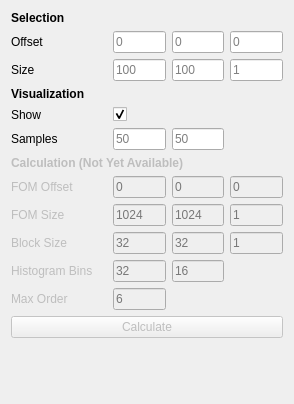
Above: include/ui/plugins/fdm_toolbox.ui from VRGroupRWTH/pli_view before the change. Below: the same form after it.
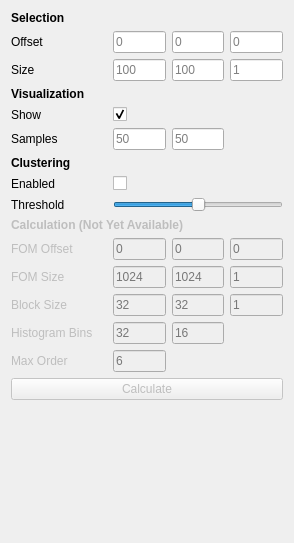
That is the form after the change.

The edit to the form file:
```diff
--- a/include/ui/plugins/fdm_toolbox.ui
+++ b/include/ui/plugins/fdm_toolbox.ui
@@ -7,49 +7,39 @@
     <x>0</x>
     <y>0</y>
     <width>294</width>
-    <height>404</height>
+    <height>543</height>
    </rect>
   </property>
   <property name="windowTitle">
    <string>Fiber Distribution Map Toolbox</string>
   </property>
   <layout class="QGridLayout" name="gridLayout">
-   <item row="9" column="3">
-    <widget class="QLineEdit" name="line_edit_block_size_z">
-     <property name="enabled">
-      <bool>false</bool>
-     </property>
+   <item row="0" column="0">
+    <widget class="QLabel" name="label_subset">
      <property name="sizePolicy">
       <sizepolicy hsizetype="Expanding" vsizetype="Fixed">
        <horstretch>1</horstretch>
        <verstretch>0</verstretch>
       </sizepolicy>
      </property>
+     <property name="font">
+      <font>
+       <weight>75</weight>
+       <bold>true</bold>
+      </font>
+     </property>
      <property name="text">
-      <string/>
+      <string>Selection</string>
      </property>
      <property name="alignment">
-      <set>Qt::AlignLeading|Qt::AlignLeft|Qt::AlignVCenter</set>
+      <set>Qt::AlignLeading|Qt::AlignLeft|Qt::AlignTop</set>
      </property>
-     <property name="placeholderText">
-      <string>1</string>
-     </property>
     </widget>
    </item>
-   <item row="4" column="0">
-    <widget class="QLabel" name="label_show">
+   <item row="1" column="0">
+    <widget class="QLabel" name="label_offset">
      <property name="text">
-      <string>Show</string>
-     </property>
-    </widget>
-   </item>
-   <item row="7" column="0">
-    <widget class="QLabel" name="label_fom_offset">
-     <property name="enabled">
-      <bool>false</bool>
-     </property>
-     <property name="text">
-      <string>FOM Offset</string>
+      <string>Offset</string>
      </property>
     </widget>
    </item>
@@ -72,25 +62,41 @@
      </property>
     </widget>
    </item>
-   <item row="3" column="0">
-    <widget class="QLabel" name="label_visualization">
+   <item row="1" column="2">
+    <widget class="QLineEdit" name="line_edit_offset_y">
      <property name="sizePolicy">
       <sizepolicy hsizetype="Expanding" vsizetype="Fixed">
        <horstretch>1</horstretch>
        <verstretch>0</verstretch>
       </sizepolicy>
      </property>
-     <property name="font">
-      <font>
-       <weight>75</weight>
-       <bold>true</bold>
-      </font>
+     <property name="text">
+      <string/>
      </property>
+     <property name="alignment">
+      <set>Qt::AlignLeading|Qt::AlignLeft|Qt::AlignVCenter</set>
+     </property>
+     <property name="placeholderText">
+      <string>0</string>
+     </property>
+    </widget>
+   </item>
+   <item row="1" column="3">
+    <widget class="QLineEdit" name="line_edit_offset_z">
+     <property name="sizePolicy">
+      <sizepolicy hsizetype="Expanding" vsizetype="Fixed">
+       <horstretch>1</horstretch>
+       <verstretch>0</verstretch>
+      </sizepolicy>
+     </property>
      <property name="text">
-      <string>Visualization</string>
+      <string/>
      </property>
      <property name="alignment">
-      <set>Qt::AlignLeading|Qt::AlignLeft|Qt::AlignTop</set>
+      <set>Qt::AlignLeading|Qt::AlignLeft|Qt::AlignVCenter</set>
+     </property>
+     <property name="placeholderText">
+      <string>0</string>
      </property>
     </widget>
    </item>
@@ -101,21 +107,27 @@
      </property>
     </widget>
    </item>
-   <item row="8" column="0">
-    <widget class="QLabel" name="label_fom_size">
-     <property name="enabled">
-      <bool>false</bool>
+   <item row="2" column="1">
+    <widget class="QLineEdit" name="line_edit_size_x">
+     <property name="sizePolicy">
+      <sizepolicy hsizetype="Expanding" vsizetype="Fixed">
+       <horstretch>1</horstretch>
+       <verstretch>0</verstretch>
+      </sizepolicy>
      </property>
      <property name="text">
-      <string>FOM Size</string>
+      <string/>
      </property>
+     <property name="alignment">
+      <set>Qt::AlignLeading|Qt::AlignLeft|Qt::AlignVCenter</set>
+     </property>
+     <property name="placeholderText">
+      <string>100</string>
+     </property>
     </widget>
    </item>
-   <item row="5" column="2">
-    <widget class="QLineEdit" name="line_edit_samples_y">
-     <property name="enabled">
-      <bool>true</bool>
-     </property>
+   <item row="2" column="2">
+    <widget class="QLineEdit" name="line_edit_size_y">
      <property name="sizePolicy">
       <sizepolicy hsizetype="Expanding" vsizetype="Fixed">
        <horstretch>1</horstretch>
@@ -129,15 +141,12 @@
       <set>Qt::AlignLeading|Qt::AlignLeft|Qt::AlignVCenter</set>
      </property>
      <property name="placeholderText">
-      <string>50</string>
+      <string>100</string>
      </property>
     </widget>
    </item>
-   <item row="5" column="1">
-    <widget class="QLineEdit" name="line_edit_samples_x">
-     <property name="enabled">
-      <bool>true</bool>
-     </property>
+   <item row="2" column="3">
+    <widget class="QLineEdit" name="line_edit_size_z">
      <property name="sizePolicy">
       <sizepolicy hsizetype="Expanding" vsizetype="Fixed">
        <horstretch>1</horstretch>
@@ -151,7 +160,49 @@
       <set>Qt::AlignLeading|Qt::AlignLeft|Qt::AlignVCenter</set>
      </property>
      <property name="placeholderText">
-      <string>50</string>
+      <string>1</string>
+     </property>
+    </widget>
+   </item>
+   <item row="3" column="0">
+    <widget class="QLabel" name="label_visualization">
+     <property name="sizePolicy">
+      <sizepolicy hsizetype="Expanding" vsizetype="Fixed">
+       <horstretch>1</horstretch>
+       <verstretch>0</verstretch>
+      </sizepolicy>
+     </property>
+     <property name="font">
+      <font>
+       <weight>75</weight>
+       <bold>true</bold>
+      </font>
+     </property>
+     <property name="text">
+      <string>Visualization</string>
+     </property>
+     <property name="alignment">
+      <set>Qt::AlignLeading|Qt::AlignLeft|Qt::AlignTop</set>
+     </property>
+    </widget>
+   </item>
+   <item row="4" column="0">
+    <widget class="QLabel" name="label_show">
+     <property name="text">
+      <string>Show</string>
+     </property>
+    </widget>
+   </item>
+   <item row="4" column="1">
+    <widget class="QCheckBox" name="checkbox_show">
+     <property name="layoutDirection">
+      <enum>Qt::LeftToRight</enum>
+     </property>
+     <property name="text">
+      <string/>
+     </property>
+     <property name="checked">
+      <bool>true</bool>
      </property>
     </widget>
    </item>
@@ -165,10 +216,10 @@
      </property>
     </widget>
    </item>
-   <item row="8" column="2">
-    <widget class="QLineEdit" name="line_edit_fom_size_y">
+   <item row="5" column="1">
+    <widget class="QLineEdit" name="line_edit_samples_x">
      <property name="enabled">
-      <bool>false</bool>
+      <bool>true</bool>
      </property>
      <property name="sizePolicy">
       <sizepolicy hsizetype="Expanding" vsizetype="Fixed">
@@ -183,14 +234,14 @@
       <set>Qt::AlignLeading|Qt::AlignLeft|Qt::AlignVCenter</set>
      </property>
      <property name="placeholderText">
-      <string>1024</string>
+      <string>50</string>
      </property>
     </widget>
    </item>
-   <item row="9" column="1">
-    <widget class="QLineEdit" name="line_edit_block_size_x">
+   <item row="5" column="2">
+    <widget class="QLineEdit" name="line_edit_samples_y">
      <property name="enabled">
-      <bool>false</bool>
+      <bool>true</bool>
      </property>
      <property name="sizePolicy">
       <sizepolicy hsizetype="Expanding" vsizetype="Fixed">
@@ -205,30 +256,114 @@
       <set>Qt::AlignLeading|Qt::AlignLeft|Qt::AlignVCenter</set>
      </property>
      <property name="placeholderText">
-      <string>32</string>
+      <string>50</string>
      </property>
     </widget>
    </item>
-   <item row="2" column="1">
-    <widget class="QLineEdit" name="line_edit_size_x">
+   <item row="6" column="0">
+    <widget class="QLabel" name="label_clustering">
      <property name="sizePolicy">
       <sizepolicy hsizetype="Expanding" vsizetype="Fixed">
        <horstretch>1</horstretch>
        <verstretch>0</verstretch>
       </sizepolicy>
      </property>
+     <property name="font">
+      <font>
+       <weight>75</weight>
+       <bold>true</bold>
+      </font>
+     </property>
      <property name="text">
-      <string/>
+      <string>Clustering</string>
      </property>
      <property name="alignment">
-      <set>Qt::AlignLeading|Qt::AlignLeft|Qt::AlignVCenter</set>
+      <set>Qt::AlignLeading|Qt::AlignLeft|Qt::AlignTop</set>
      </property>
-     <property name="placeholderText">
-      <string>100</string>
+    </widget>
+   </item>
+   <item row="7" column="0">
+    <widget class="QLabel" name="label_clustering_enabled">
+     <property name="text">
+      <string>Enabled</string>
      </property>
     </widget>
    </item>
    <item row="7" column="1">
+    <widget class="QCheckBox" name="checkbox_clustering_enabled">
+     <property name="enabled">
+      <bool>true</bool>
+     </property>
+     <property name="layoutDirection">
+      <enum>Qt::LeftToRight</enum>
+     </property>
+     <property name="text">
+      <string/>
+     </property>
+     <property name="checked">
+      <bool>false</bool>
+     </property>
+    </widget>
+   </item>
+   <item row="8" column="0">
+    <widget class="QLabel" name="label_threshold">
+     <property name="enabled">
+      <bool>true</bool>
+     </property>
+     <property name="text">
+      <string>Threshold</string>
+     </property>
+    </widget>
+   </item>
+   <item row="8" column="1" colspan="3">
+    <widget class="QSlider" name="slider_clustering_threshold">
+     <property name="maximum">
+      <number>1000</number>
+     </property>
+     <property name="sliderPosition">
+      <number>500</number>
+     </property>
+     <property name="orientation">
+      <enum>Qt::Horizontal</enum>
+     </property>
+    </widget>
+   </item>
+   <item row="9" column="0" colspan="3">
+    <widget class="QLabel" name="label_calculation">
+     <property name="enabled">
+      <bool>false</bool>
+     </property>
+     <property name="sizePolicy">
+      <sizepolicy hsizetype="Expanding" vsizetype="Fixed">
+       <horstretch>1</horstretch>
+       <verstretch>0</verstretch>
+      </sizepolicy>
+     </property>
+     <property name="font">
+      <font>
+       <weight>75</weight>
+       <bold>true</bold>
+      </font>
+     </property>
+     <property name="text">
+      <string>Calculation (Not Yet Available)</string>
+     </property>
+     <property name="alignment">
+      <set>Qt::AlignLeading|Qt::AlignLeft|Qt::AlignTop</set>
+     </property>
+    </widget>
+   </item>
+   <item row="10" column="0">
+    <widget class="QLabel" name="label_fom_offset">
+     <property name="enabled">
+      <bool>false</bool>
+     </property>
+     <property name="text">
+      <string>FOM Offset</string>
+     </property>
+    </widget>
+   </item>
+   <item row="10" column="1">
     <widget class="QLineEdit" name="line_edit_fom_offset_x">
      <property name="enabled">
       <bool>false</bool>
@@ -250,7 +385,61 @@
      </property>
     </widget>
    </item>
-   <item row="8" column="1">
+   <item row="10" column="2">
+    <widget class="QLineEdit" name="line_edit_fom_offset_y">
+     <property name="enabled">
+      <bool>false</bool>
+     </property>
+     <property name="sizePolicy">
+      <sizepolicy hsizetype="Expanding" vsizetype="Fixed">
+       <horstretch>1</horstretch>
+       <verstretch>0</verstretch>
+      </sizepolicy>
+     </property>
+     <property name="text">
+      <string/>
+     </property>
+     <property name="alignment">
+      <set>Qt::AlignLeading|Qt::AlignLeft|Qt::AlignVCenter</set>
+     </property>
+     <property name="placeholderText">
+      <string>0</string>
+     </property>
+    </widget>
+   </item>
+   <item row="10" column="3">
+    <widget class="QLineEdit" name="line_edit_fom_offset_z">
+     <property name="enabled">
+      <bool>false</bool>
+     </property>
+     <property name="sizePolicy">
+      <sizepolicy hsizetype="Expanding" vsizetype="Fixed">
+       <horstretch>1</horstretch>
+       <verstretch>0</verstretch>
+      </sizepolicy>
+     </property>
+     <property name="text">
+      <string/>
+     </property>
+     <property name="alignment">
+      <set>Qt::AlignLeading|Qt::AlignLeft|Qt::AlignVCenter</set>
+     </property>
+     <property name="placeholderText">
+      <string>0</string>
+     </property>
+    </widget>
+   </item>
+   <item row="11" column="0">
+    <widget class="QLabel" name="label_fom_size">
+     <property name="enabled">
+      <bool>false</bool>
+     </property>
+     <property name="text">
+      <string>FOM Size</string>
+     </property>
+    </widget>
+   </item>
+   <item row="11" column="1">
     <widget class="QLineEdit" name="line_edit_fom_size_x">
      <property name="enabled">
       <bool>false</bool>
@@ -272,20 +461,51 @@
      </property>
     </widget>
    </item>
-   <item row="4" column="1">
-    <widget class="QCheckBox" name="checkbox_show">
-     <property name="layoutDirection">
-      <enum>Qt::LeftToRight</enum>
+   <item row="11" column="2">
+    <widget class="QLineEdit" name="line_edit_fom_size_y">
+     <property name="enabled">
+      <bool>false</bool>
      </property>
+     <property name="sizePolicy">
+      <sizepolicy hsizetype="Expanding" vsizetype="Fixed">
+       <horstretch>1</horstretch>
+       <verstretch>0</verstretch>
+      </sizepolicy>
+     </property>
      <property name="text">
       <string/>
      </property>
-     <property name="checked">
-      <bool>true</bool>
+     <property name="alignment">
+      <set>Qt::AlignLeading|Qt::AlignLeft|Qt::AlignVCenter</set>
      </property>
+     <property name="placeholderText">
+      <string>1024</string>
+     </property>
     </widget>
    </item>
-   <item row="9" column="0">
+   <item row="11" column="3">
+    <widget class="QLineEdit" name="line_edit_fom_size_z">
+     <property name="enabled">
+      <bool>false</bool>
+     </property>
+     <property name="sizePolicy">
+      <sizepolicy hsizetype="Expanding" vsizetype="Fixed">
+       <horstretch>1</horstretch>
+       <verstretch>0</verstretch>
+      </sizepolicy>
+     </property>
+     <property name="text">
+      <string/>
+     </property>
+     <property name="alignment">
+      <set>Qt::AlignLeading|Qt::AlignLeft|Qt::AlignVCenter</set>
+     </property>
+     <property name="placeholderText">
+      <string>1</string>
+     </property>
+    </widget>
+   </item>
+   <item row="12" column="0">
     <widget class="QLabel" name="label_block_size">
      <property name="enabled">
       <bool>false</bool>
@@ -295,7 +515,73 @@
      </property>
     </widget>
    </item>
-   <item row="10" column="0">
+   <item row="12" column="1">
+    <widget class="QLineEdit" name="line_edit_block_size_x">
+     <property name="enabled">
+      <bool>false</bool>
+     </property>
+     <property name="sizePolicy">
+      <sizepolicy hsizetype="Expanding" vsizetype="Fixed">
+       <horstretch>1</horstretch>
+       <verstretch>0</verstretch>
+      </sizepolicy>
+     </property>
+     <property name="text">
+      <string/>
+     </property>
+     <property name="alignment">
+      <set>Qt::AlignLeading|Qt::AlignLeft|Qt::AlignVCenter</set>
+     </property>
+     <property name="placeholderText">
+      <string>32</string>
+     </property>
+    </widget>
+   </item>
+   <item row="12" column="2">
+    <widget class="QLineEdit" name="line_edit_block_size_y">
+     <property name="enabled">
+      <bool>false</bool>
+     </property>
+     <property name="sizePolicy">
+      <sizepolicy hsizetype="Expanding" vsizetype="Fixed">
+       <horstretch>1</horstretch>
+       <verstretch>0</verstretch>
+      </sizepolicy>
+     </property>
+     <property name="text">
+      <string/>
+     </property>
+     <property name="alignment">
+      <set>Qt::AlignLeading|Qt::AlignLeft|Qt::AlignVCenter</set>
+     </property>
+     <property name="placeholderText">
+      <string>32</string>
+     </property>
+    </widget>
+   </item>
+   <item row="12" column="3">
+    <widget class="QLineEdit" name="line_edit_block_size_z">
+     <property name="enabled">
+      <bool>false</bool>
+     </property>
+     <property name="sizePolicy">
+      <sizepolicy hsizetype="Expanding" vsizetype="Fixed">
+       <horstretch>1</horstretch>
+       <verstretch>0</verstretch>
+      </sizepolicy>
+     </property>
+     <property name="text">
+      <string/>
+     </property>
+     <property name="alignment">
+      <set>Qt::AlignLeading|Qt::AlignLeft|Qt::AlignVCenter</set>
+     </property>
+     <property name="placeholderText">
+      <string>1</string>
+     </property>
+    </widget>
+   </item>
+   <item row="13" column="0">
     <widget class="QLabel" name="label_histogram_bins">
      <property name="enabled">
       <bool>false</bool>
@@ -305,55 +591,7 @@
      </property>
     </widget>
    </item>
-   <item row="1" column="0">
-    <widget class="QLabel" name="label_offset">
-     <property name="text">
-      <string>Offset</string>
-     </property>
-    </widget>
-   </item>
-   <item row="9" column="2">
-    <widget class="QLineEdit" name="line_edit_block_size_y">
-     <property name="enabled">
-      <bool>false</bool>
-     </property>
-     <property name="sizePolicy">
-      <sizepolicy hsizetype="Expanding" vsizetype="Fixed">
-       <horstretch>1</horstretch>
-       <verstretch>0</verstretch>
-      </sizepolicy>
-     </property>
-     <property name="text">
-      <string/>
-     </property>
-     <property name="alignment">
-      <set>Qt::AlignLeading|Qt::AlignLeft|Qt::AlignVCenter</set>
-     </property>
-     <property name="placeholderText">
-      <string>32</string>
-     </property>
-    </widget>
-   </item>
-   <item row="1" column="2">
-    <widget class="QLineEdit" name="line_edit_offset_y">
-     <property name="sizePolicy">
-      <sizepolicy hsizetype="Expanding" vsizetype="Fixed">
-       <horstretch>1</horstretch>
-       <verstretch>0</verstretch>
-      </sizepolicy>
-     </property>
-     <property name="text">
-      <string/>
-     </property>
-     <property name="alignment">
-      <set>Qt::AlignLeading|Qt::AlignLeft|Qt::AlignVCenter</set>
-     </property>
-     <property name="placeholderText">
-      <string>0</string>
-     </property>
-    </widget>
-   </item>
-   <item row="10" column="1">
+   <item row="13" column="1">
     <widget class="QLineEdit" name="line_edit_histogram_bins_x">
      <property name="enabled">
       <bool>false</bool>
@@ -375,177 +613,7 @@
      </property>
     </widget>
    </item>
-   <item row="8" column="3">
-    <widget class="QLineEdit" name="line_edit_fom_size_z">
-     <property name="enabled">
-      <bool>false</bool>
-     </property>
-     <property name="sizePolicy">
-      <sizepolicy hsizetype="Expanding" vsizetype="Fixed">
-       <horstretch>1</horstretch>
-       <verstretch>0</verstretch>
-      </sizepolicy>
-     </property>
-     <property name="text">
-      <string/>
-     </property>
-     <property name="alignment">
-      <set>Qt::AlignLeading|Qt::AlignLeft|Qt::AlignVCenter</set>
-     </property>
-     <property name="placeholderText">
-      <string>1</string>
-     </property>
-    </widget>
-   </item>
-   <item row="6" column="0" colspan="3">
-    <widget class="QLabel" name="label_calculation">
-     <property name="enabled">
-      <bool>false</bool>
-     </property>
-     <property name="sizePolicy">
-      <sizepolicy hsizetype="Expanding" vsizetype="Fixed">
-       <horstretch>1</horstretch>
-       <verstretch>0</verstretch>
-      </sizepolicy>
-     </property>
-     <property name="font">
-      <font>
-       <weight>75</weight>
-       <bold>true</bold>
-      </font>
-     </property>
-     <property name="text">
-      <string>Calculation (Not Yet Available)</string>
-     </property>
-     <property name="alignment">
-      <set>Qt::AlignLeading|Qt::AlignLeft|Qt::AlignTop</set>
-     </property>
-    </widget>
-   </item>
-   <item row="0" column="0">
-    <widget class="QLabel" name="label_subset">
-     <property name="sizePolicy">
-      <sizepolicy hsizetype="Expanding" vsizetype="Fixed">
-       <horstretch>1</horstretch>
-       <verstretch>0</verstretch>
-      </sizepolicy>
-     </property>
-     <property name="font">
-      <font>
-       <weight>75</weight>
-       <bold>true</bold>
-      </font>
-     </property>
-     <property name="text">
-      <string>Selection</string>
-     </property>
-     <property name="alignment">
-      <set>Qt::AlignLeading|Qt::AlignLeft|Qt::AlignTop</set>
-     </property>
-    </widget>
-   </item>
-   <item row="2" column="2">
-    <widget class="QLineEdit" name="line_edit_size_y">
-     <property name="sizePolicy">
-      <sizepolicy hsizetype="Expanding" vsizetype="Fixed">
-       <horstretch>1</horstretch>
-       <verstretch>0</verstretch>
-      </sizepolicy>
-     </property>
-     <property name="text">
-      <string/>
-     </property>
-     <property name="alignment">
-      <set>Qt::AlignLeading|Qt::AlignLeft|Qt::AlignVCenter</set>
-     </property>
-     <property name="placeholderText">
-      <string>100</string>
-     </property>
-    </widget>
-   </item>
-   <item row="1" column="3">
-    <widget class="QLineEdit" name="line_edit_offset_z">
-     <property name="sizePolicy">
-      <sizepolicy hsizetype="Expanding" vsizetype="Fixed">
-       <horstretch>1</horstretch>
-       <verstretch>0</verstretch>
-      </sizepolicy>
-     </property>
-     <property name="text">
-      <string/>
-     </property>
-     <property name="alignment">
-      <set>Qt::AlignLeading|Qt::AlignLeft|Qt::AlignVCenter</set>
-     </property>
-     <property name="placeholderText">
-      <string>0</string>
-     </property>
-    </widget>
-   </item>
-   <item row="7" column="3">
-    <widget class="QLineEdit" name="line_edit_fom_offset_z">
-     <property name="enabled">
-      <bool>false</bool>
-     </property>
-     <property name="sizePolicy">
-      <sizepolicy hsizetype="Expanding" vsizetype="Fixed">
-       <horstretch>1</horstretch>
-       <verstretch>0</verstretch>
-      </sizepolicy>
-     </property>
-     <property name="text">
-      <string/>
-     </property>
-     <property name="alignment">
-      <set>Qt::AlignLeading|Qt::AlignLeft|Qt::AlignVCenter</set>
-     </property>
-     <property name="placeholderText">
-      <string>0</string>
-     </property>
-    </widget>
-   </item>
-   <item row="7" column="2">
-    <widget class="QLineEdit" name="line_edit_fom_offset_y">
-     <property name="enabled">
-      <bool>false</bool>
-     </property>
-     <property name="sizePolicy">
-      <sizepolicy hsizetype="Expanding" vsizetype="Fixed">
-       <horstretch>1</horstretch>
-       <verstretch>0</verstretch>
-      </sizepolicy>
-     </property>
-     <property name="text">
-      <string/>
-     </property>
-     <property name="alignment">
-      <set>Qt::AlignLeading|Qt::AlignLeft|Qt::AlignVCenter</set>
-     </property>
-     <property name="placeholderText">
-      <string>0</string>
-     </property>
-    </widget>
-   </item>
-   <item row="2" column="3">
-    <widget class="QLineEdit" name="line_edit_size_z">
-     <property name="sizePolicy">
-      <sizepolicy hsizetype="Expanding" vsizetype="Fixed">
-       <horstretch>1</horstretch>
-       <verstretch>0</verstretch>
-      </sizepolicy>
-     </property>
-     <property name="text">
-      <string/>
-     </property>
-     <property name="alignment">
-      <set>Qt::AlignLeading|Qt::AlignLeft|Qt::AlignVCenter</set>
-     </property>
-     <property name="placeholderText">
-      <string>1</string>
-     </property>
-    </widget>
-   </item>
-   <item row="10" column="2">
+   <item row="13" column="2">
     <widget class="QLineEdit" name="line_edit_histogram_bins_y">
      <property name="enabled">
       <bool>false</bool>
@@ -567,29 +635,7 @@
      </property>
     </widget>
    </item>
-   <item row="11" column="1">
-    <widget class="QLineEdit" name="line_edit_max_order">
-     <property name="enabled">
-      <bool>false</bool>
-     </property>
-     <property name="sizePolicy">
-      <sizepolicy hsizetype="Expanding" vsizetype="Fixed">
-       <horstretch>1</horstretch>
-       <verstretch>0</verstretch>
-      </sizepolicy>
-     </property>
-     <property name="text">
-      <string/>
-     </property>
-     <property name="alignment">
-      <set>Qt::AlignLeading|Qt::AlignLeft|Qt::AlignVCenter</set>
-     </property>
-     <property name="placeholderText">
-      <string>6</string>
-     </property>
-    </widget>
-   </item>
-   <item row="11" column="0">
+   <item row="14" column="0">
     <widget class="QLabel" name="label_max_order">
      <property name="enabled">
       <bool>false</bool>
@@ -599,7 +645,29 @@
      </property>
     </widget>
    </item>
-   <item row="13" column="0">
+   <item row="14" column="1">
+    <widget class="QLineEdit" name="line_edit_max_order">
+     <property name="enabled">
+      <bool>false</bool>
+     </property>
+     <property name="sizePolicy">
+      <sizepolicy hsizetype="Expanding" vsizetype="Fixed">
+       <horstretch>1</horstretch>
+       <verstretch>0</verstretch>
+      </sizepolicy>
+     </property>
+     <property name="text">
+      <string/>
+     </property>
+     <property name="alignment">
+      <set>Qt::AlignLeading|Qt::AlignLeft|Qt::AlignVCenter</set>
+     </property>
+     <property name="placeholderText">
+      <string>6</string>
+     </property>
+    </widget>
+   </item>
+   <item row="16" column="0">
     <spacer name="spacer">
      <property name="orientation">
       <enum>Qt::Vertical</enum>
@@ -612,7 +680,7 @@
      </property>
     </spacer>
    </item>
-   <item row="12" column="0" colspan="4">
+   <item row="15" column="0" colspan="4">
     <widget class="QPushButton" name="button_calculate">
      <property name="enabled">
       <bool>false</bool>
```
